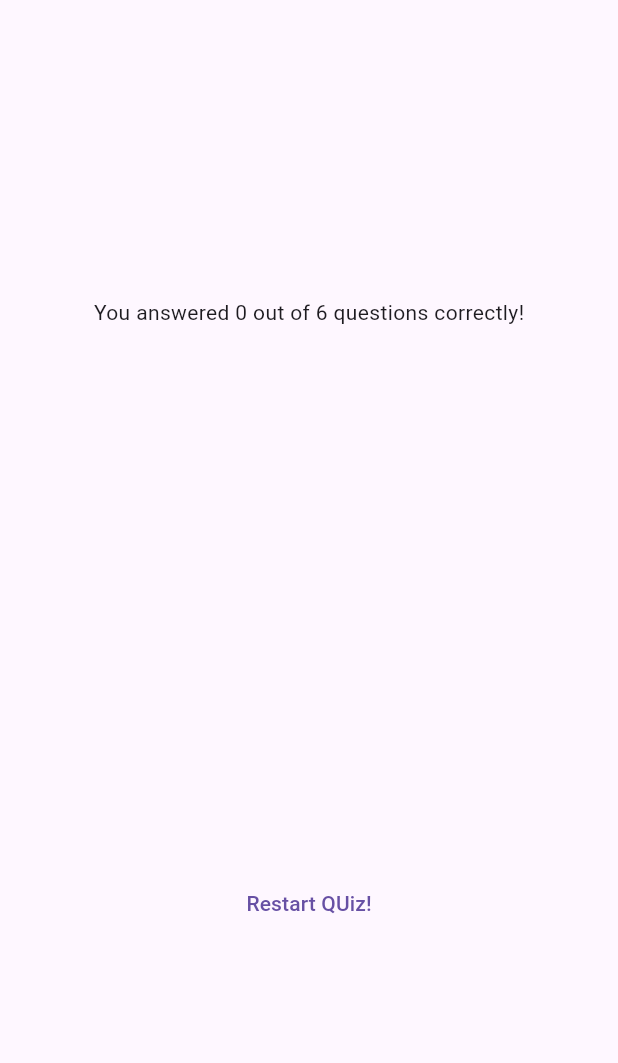
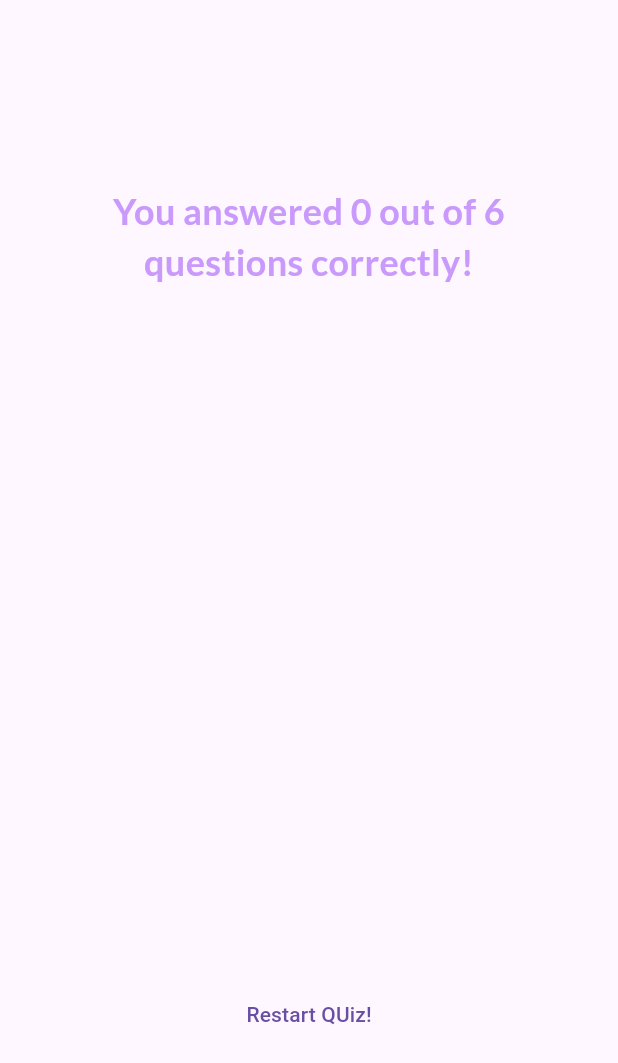
Before and after one commit to Bureau536/flutter_third_exercise, a Flutter app: the ResultsScreen widget shown alone on an empty page, opened directly with empty values, on a phone screen of 412 x 824 dp. Shown: the top 1063 px of the screen. Run offline on Flutter 3.47's test engine with Material 3 defaults, Android fonts, the phone set to English and light mode, and no system bars; our stand-ins replace google_fonts.

Commit message:
Update
Added styling to results screen title

```diff
--- a/lib/questions_summary.dart
+++ b/lib/questions_summary/questions_summary.dart
@@ -8,7 +8,7 @@ class QuestionsSummary extends StatelessWidget {
   @override
   Widget build(BuildContext context) {
     return SizedBox(
-      height: 300,
+      height: 400,
       child: SingleChildScrollView(
         child: Column(
           children: summaryData.map((data) {
--- a/lib/results_screen.dart
+++ b/lib/results_screen.dart
@@ -1,6 +1,7 @@
 import 'package:flutter/material.dart';
 import 'package:flutter_third_exercise/data/questions.dart';
-import 'package:flutter_third_exercise/questions_summary.dart';
+import 'package:flutter_third_exercise/questions_summary/questions_summary.dart';
+import 'package:google_fonts/google_fonts.dart';
 
 class ResultsScreen extends StatelessWidget {
   const ResultsScreen({
@@ -45,6 +46,12 @@ class ResultsScreen extends StatelessWidget {
           children: [
             Text(
               'You answered $numCorrectQuestions out of $numTotalQuestions questions correctly!',
+              style: GoogleFonts.lato(
+                color: const Color.fromARGB(255, 201, 153, 251),
+                fontSize: 24,
+                fontWeight: FontWeight.bold,
+              ),
+              textAlign: TextAlign.center,
             ),
             const SizedBox(height: 30),
             QuestionsSummary(summaryData),
```
Also changed, not shown: lib/questions_summary/questions_identifier.dart (added), lib/questions_summary/summary_item.dart (added).
